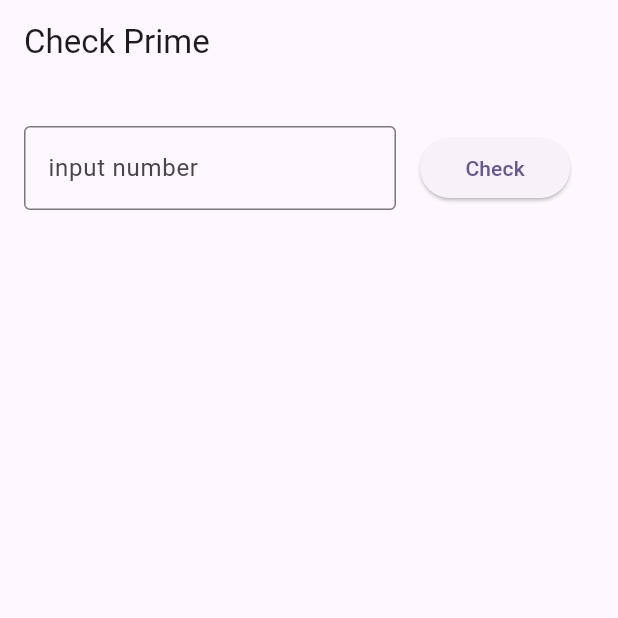
After one commit to tranhophilong/first_app, a Flutter app: the CheckPrimeScreen screen opened directly, on a phone screen of 412 x 824 dp, the top half of it. The commit adds this screen. Run offline on Flutter 3.47's test engine with Material 2 defaults, Android fonts, the phone set to English and light mode, and no system bars; missing offline and left inert: dart:ffi.

Commit message:
check prime and change back ground app

```diff
--- /dev/null
+++ b/lib/check_prime.dart
@@ -0,0 +1,153 @@
+import 'dart:math';
+
+import 'package:flutter/material.dart';
+import 'package:flutter/widgets.dart';
+
+void main(){
+  runApp(const CheckPrimeApp());
+}
+class CheckPrimeApp extends StatelessWidget{
+
+  const CheckPrimeApp({super.key});
+
+  @override
+  Widget build(BuildContext context) {
+
+    return const MaterialApp(title: "check prime",
+    home:  CheckPrimeScreen(),);
+  }
+
+}
+
+
+class CheckPrimeScreen extends StatefulWidget{
+
+  const CheckPrimeScreen({super.key});
+  @override
+  State<CheckPrimeScreen> createState() => _StateCheckPrimeScreen();
+
+}
+
+class _StateCheckPrimeScreen extends State<CheckPrimeScreen>{
+  final myController = TextEditingController();
+  int? number;
+
+  @override
+  void dispose() {
+    // TODO: implement dispose
+    myController.dispose();
+    super.dispose();
+  }
+
+  @override
+  void initState() {
+    // TODO: implement initState
+    super.initState();
+    myController.addListener(() {
+      setState(() {
+        number = int.tryParse(myController.text);
+      });
+    });
+
+  }
+
+  @override
+  Widget build(BuildContext context) {
+    return Scaffold(
+      appBar: AppBar(title: const Text("Check Prime"),),
+      body:   Padding(
+        padding: const  EdgeInsets.all(16),
+        child:  Column(
+          mainAxisAlignment: MainAxisAlignment.start,
+          crossAxisAlignment: CrossAxisAlignment.start,
+
+          children: [
+            Row(
+              mainAxisAlignment: MainAxisAlignment.spaceAround,
+              children: [
+                Expanded(child: TextFieldPrime(textEditController: myController)),
+                // TextFieldPrime(textEditController: myController),
+                Padding(padding: const EdgeInsets.all(16),
+                child: ButtonCheck(number: number),)
+              ],
+            ),
+          ],)
+        ,)
+    );
+  }
+}
+
+
+SnackBar snackBarIsPrime(String text){
+  return SnackBar(
+    content: Text(text),
+    action: SnackBarAction(
+      label: 'Undo',
+      onPressed: () {
+        // Some code to undo the change.
+      },
+    ),
+  );
+}
+
+class ButtonCheck extends StatelessWidget{
+  final int? number;
+  const ButtonCheck({super.key, required this.number });
+  @override
+  Widget build(BuildContext context) {
+    // TODO: implement build
+    return  SizedBox(
+      width: 100,
+    child:  ElevatedButton(onPressed: (){
+      if (number != null){
+        var snackBar = snackBarIsPrime("");
+        if (isPrime(number!)){
+
+           snackBar = snackBarIsPrime("Number $number is prime");
+          // Find the ScaffoldMessenger in the widget tree
+          // and use it to show a SnackBar.
+        }else{
+          snackBar = snackBarIsPrime("Number $number  isn't prime");
+        }
+        ScaffoldMessenger.of(context).showSnackBar(snackBar);
+        }
+    },
+      child: const Text("Check"),
+
+    ),
+    );
+  }
+
+  bool isPrime(int n){
+    // Corner case
+    if (n <= 1){
+      return false;
+    }
+    // Check from 2 to square root of n
+    for (int i = 2; i <= sqrt(n); i++){
+      if (n % i == 0){
+        return false;
+      }
+    }
+    return true;
+  }
+}
+
+class TextFieldPrime extends StatelessWidget {
+   TextEditingController textEditController;
+   TextFieldPrime({super.key,required this.textEditController});
+
+  @override
+  Widget build(BuildContext context) {
+    return  SizedBox(
+      // width: 250,
+      child:  TextField(
+        controller: textEditController,
+        decoration: const InputDecoration(
+          border: OutlineInputBorder(),
+          labelText: 'input number',
+        ),
+      ),
+    );
+  }
+}
```
Also changed, not shown: lib/change_background.dart (added, +62 -0 lines), lib/function.dart (+5 -5 lines), lib/test.dart (+109 -11 lines), lib/test2.dart (+14 -4 lines), lib/widget.dart (+130 -7 lines).
